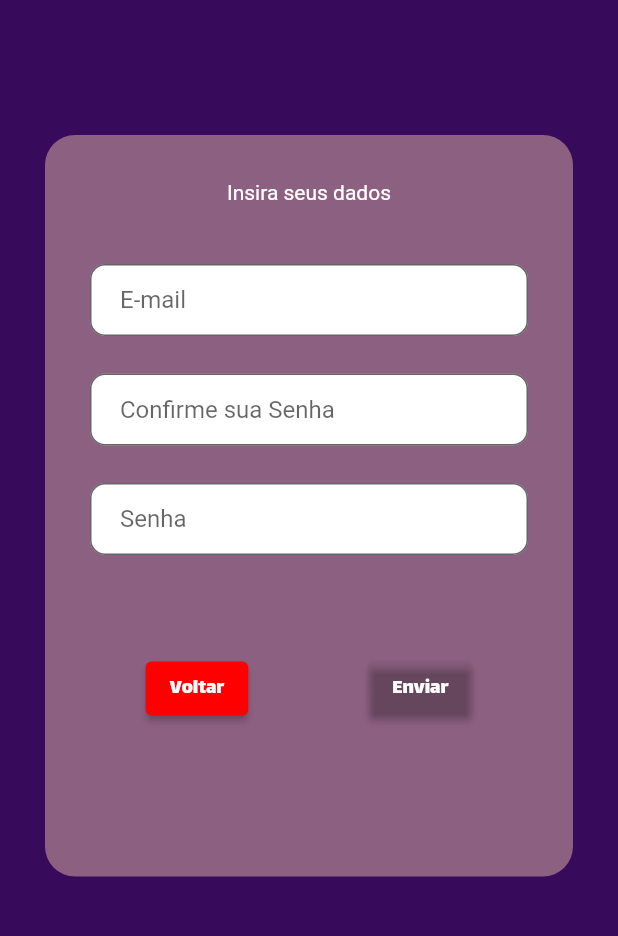
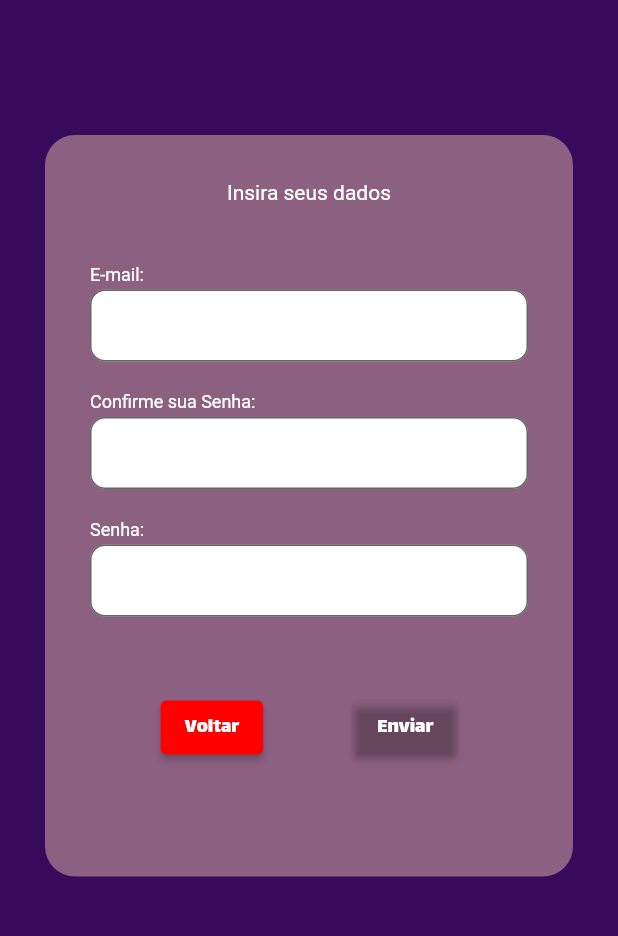
Before and after one commit to jlucaslopes/FaxinaJa, a Flutter app: the CadastreJaScreen screen opened directly, on a phone screen of 412 x 824 dp, the part 129-1065 px from its top. Run offline on Flutter 3.47's test engine with Material 2 defaults, Android fonts, the phone set to English and light mode, and no system bars.

Commit message:
Ajuste nos TextInputFields

```diff
--- a/lib/screens/login/cadastreJa.dart
+++ b/lib/screens/login/cadastreJa.dart
@@ -18,11 +18,12 @@ class _CadastreJaScreenState extends State<CadastreJaScreen> {
     var size = MediaQuery.of(context).size;
     return Scaffold(
       backgroundColor: Color.fromRGBO(55, 10, 91, 100),
-      body: Column(
+      body: SingleChildScrollView(
+        child: Column(
           children: [
             Padding(
-            padding:
-                const EdgeInsets.only(left: 50, right: 50, top: 70, bottom: 80),
+              padding: const EdgeInsets.only(
+                  left: 50, right: 50, top: 70, bottom: 80),
               child: Text(
                 "Cadatre-se já FaxinaJa",
                 style: TextStyle(color: Colors.white),
@@ -30,6 +31,7 @@ class _CadastreJaScreenState extends State<CadastreJaScreen> {
             ),
             getSquare(),
           ],
+        ),
       ),
     );
   }
@@ -67,14 +69,14 @@ class _CadastreJaScreenState extends State<CadastreJaScreen> {
               ),
             ),
           ),
-          inputTextField(null, null, "E-mail"),
-          inputTextField(null, null, "Confirme sua Senha"),
-          inputTextField(null, null, "Senha"),
+          inputTextField(null, null, "E-mail:"),
+          inputTextField(null, null, "Confirme sua Senha:"),
+          inputTextField(null, null, "Senha:"),
           Row(
             mainAxisAlignment: MainAxisAlignment.center,
             children: [
               Padding(
-                padding: const EdgeInsets.all(40),
+                padding: const EdgeInsets.all(30),
                 child: ElevatedButton(
                   style: ButtonStyle(
                     backgroundColor: MaterialStateProperty.all<Color>(
@@ -91,7 +93,7 @@ class _CadastreJaScreenState extends State<CadastreJaScreen> {
                 ),
               ),
               Padding(
-                padding: const EdgeInsets.all(40),
+                padding: const EdgeInsets.all(30),
                 child: ElevatedButton(
                   style: ButtonStyle(
                     backgroundColor: MaterialStateProperty.all<Color>(
@@ -116,13 +118,23 @@ class _CadastreJaScreenState extends State<CadastreJaScreen> {
 }
 
 Widget inputTextField(bool? isPassword, TextInputType? inputType, String name) {
-  return Padding(
-    padding: const EdgeInsets.only(left: 30, right: 30, bottom: 25),
+  return Column(children: [
+    Padding(
+      padding: const EdgeInsets.only(left: 30, right: 30, bottom: 3),
+      child: Align(
+        alignment: Alignment.bottomLeft,
+        child: Text(
+          name,
+          style: TextStyle(color: Colors.white, fontSize: 12),
+        ),
+      ),
+    ),
+    Padding(
+      padding: const EdgeInsets.only(left: 30, right: 30, bottom: 20),
       child: TextFormField(
         keyboardType: inputType == null ? TextInputType.name : inputType,
         obscureText: isPassword == null ? false : isPassword,
         decoration: InputDecoration(
-        hintText: name,
           labelStyle: TextStyle(
             color: Colors.black,
             fontSize: 15,
@@ -142,5 +154,6 @@ Widget inputTextField(bool? isPassword, TextInputType? inputType, String name) {
           }
         },
       ),
-  );
+    )
+  ]);
 }
```
Also changed, not shown: lib/screens/login/loginPage.dart (+21 -1 lines). Lines whose indentation alone changed are shown as unchanged.
